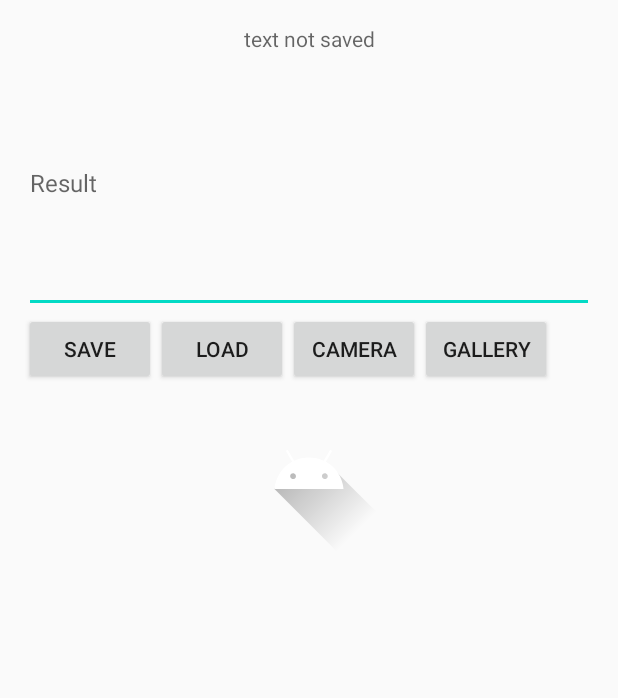
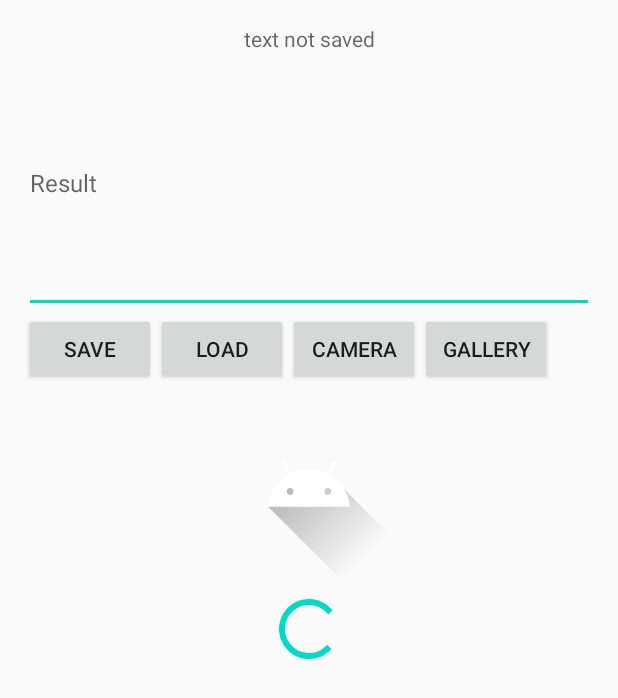
Before and after one commit to xingrong123/Convepro, an Android app: the layout activity_main.xml on its own in the app's theme, with its tools: preview values and no code run, on a phone screen of 412 x 824 dp. Shown: the top 698 px of the screen. Run offline under Robolectric (Android 15) with nearby library versions, the phone set to English and light mode, and no system bars.

Commit message:
set image to show when loading image, fixed loading file name

```diff
--- a/app/src/main/java/com/example/conveproapplication/LoadFileDialog.java
+++ b/app/src/main/java/com/example/conveproapplication/LoadFileDialog.java
@@ -9,7 +9,6 @@ import android.view.View;
 import android.widget.AdapterView;
 import android.widget.ArrayAdapter;
 import android.widget.ListView;
-import android.widget.Toast;
 
 import androidx.annotation.NonNull;
 import androidx.appcompat.app.AlertDialog;
@@ -72,7 +71,7 @@ public class LoadFileDialog extends AppCompatDialogFragment implements AdapterVi
     @Override
     public void onItemClick(AdapterView<?> parent, View view, int position, long id) {
         selectedFilename = parent.getItemAtPosition(position).toString();
-        Toast.makeText(getContext(), "clicked " + selectedFilename, Toast.LENGTH_SHORT).show();
+//        Toast.makeText(getContext(), "clicked " + selectedFilename, Toast.LENGTH_SHORT).show();
     }
 
     @Override
--- a/app/src/main/res/layout/activity_main.xml
+++ b/app/src/main/res/layout/activity_main.xml
@@ -92,8 +92,8 @@
 
     <ImageView
         android:id="@+id/convertedImageView"
-        android:layout_width="wrap_content"
-        android:layout_height="wrap_content"
+        android:layout_width="128dp"
+        android:layout_height="128dp"
         android:layout_below="@+id/cameraBtn"
         android:layout_margin="5dp"
         android:contentDescription="@string/image"
@@ -105,5 +105,13 @@
         app:layout_constraintTop_toBottomOf="@+id/cameraBtn"
         app:srcCompat="@drawable/ic_launcher_foreground" />
 
+    <ProgressBar
+        android:id="@+id/progressBarImage"
+        style="?android:attr/progressBarStyle"
+        android:layout_width="wrap_content"
+        android:layout_height="wrap_content"
+        android:layout_below="@+id/convertedImageView"
+        android:layout_centerHorizontal="true" />
+
 
 </RelativeLayout>
--- a/app/src/main/res/values/styles.xml
+++ b/app/src/main/res/values/styles.xml
@@ -8,4 +8,6 @@
         <item name="colorAccent">@color/colorAccent</item>
     </style>
 
+    compile 'com.android.support:appcompat-v7:21.0.3'
+
 </resources>
```
Also changed, not shown: app/src/main/java/com/example/conveproapplication/MainActivity.java (+32 -13 lines).
